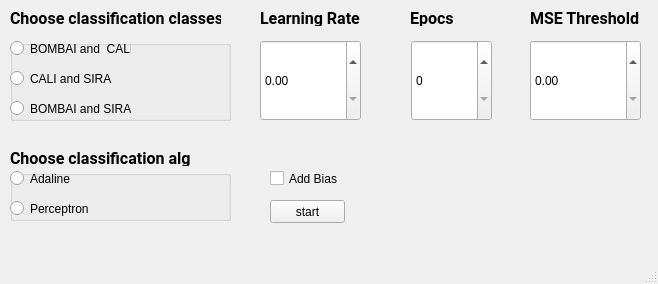
Before: the Qt Designer form code/gui.ui in Tperm-coder/NeuralProject, drawn with Qt 5.
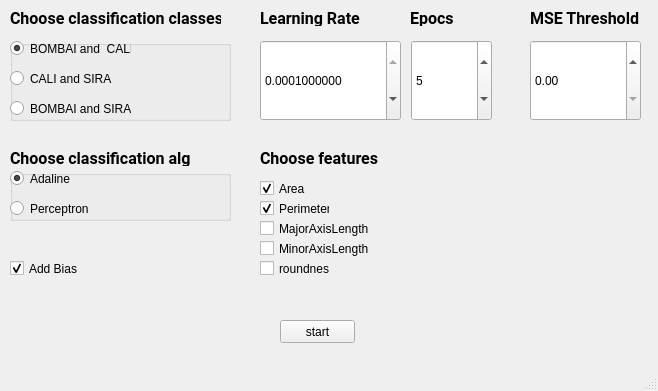
After: the same form once the commit is applied.

What changed in the file:
```diff
--- a/code/gui.ui
+++ b/code/gui.ui
@@ -7,7 +7,7 @@
     <x>0</x>
     <y>0</y>
     <width>658</width>
-    <height>284</height>
+    <height>391</height>
    </rect>
   </property>
   <property name="windowTitle">
@@ -59,6 +59,9 @@
      <property name="text">
       <string>BOMBAI and  CALI</string>
      </property>
+     <property name="checked">
+      <bool>true</bool>
+     </property>
     </widget>
     <widget class="QRadioButton" name="CSradioButton">
      <property name="geometry">
@@ -92,10 +95,25 @@
      <rect>
       <x>260</x>
       <y>40</y>
-      <width>101</width>
+      <width>141</width>
       <height>81</height>
      </rect>
     </property>
+    <property name="decimals">
+     <number>10</number>
+    </property>
+    <property name="minimum">
+     <double>-999999999.000000000000000</double>
+    </property>
+    <property name="maximum">
+     <double>0.000100000000000</double>
+    </property>
+    <property name="singleStep">
+     <double>0.000100000000000</double>
+    </property>
+    <property name="value">
+     <double>0.000100000000000</double>
+    </property>
    </widget>
    <widget class="QLabel" name="label_2">
     <property name="geometry">
@@ -148,6 +166,9 @@
       <height>81</height>
      </rect>
     </property>
+    <property name="value">
+     <number>5</number>
+    </property>
    </widget>
    <widget class="QLabel" name="label_4">
     <property name="geometry">
@@ -183,8 +204,8 @@
    <widget class="QCheckBox" name="addBiasCheckBox">
     <property name="geometry">
      <rect>
-      <x>270</x>
-      <y>170</y>
+      <x>10</x>
+      <y>260</y>
       <width>70</width>
       <height>17</height>
      </rect>
@@ -192,6 +213,9 @@
     <property name="text">
      <string>Add Bias</string>
     </property>
+    <property name="checked">
+     <bool>true</bool>
+    </property>
    </widget>
    <widget class="QGroupBox" name="algGroupBox">
     <property name="geometry">
@@ -217,6 +241,9 @@
      <property name="text">
       <string>Adaline</string>
      </property>
+     <property name="checked">
+      <bool>true</bool>
+     </property>
     </widget>
     <widget class="QRadioButton" name="perceptronRadioButton">
      <property name="geometry">
@@ -256,8 +283,8 @@
    <widget class="QPushButton" name="startButton">
     <property name="geometry">
      <rect>
-      <x>270</x>
-      <y>200</y>
+      <x>280</x>
+      <y>320</y>
       <width>75</width>
       <height>23</height>
      </rect>
@@ -266,6 +293,98 @@
      <string>start</string>
     </property>
    </widget>
+   <widget class="QLabel" name="label_6">
+    <property name="geometry">
+     <rect>
+      <x>260</x>
+      <y>150</y>
+      <width>211</width>
+      <height>16</height>
+     </rect>
+    </property>
+    <property name="font">
+     <font>
+      <family>Roboto</family>
+      <pointsize>12</pointsize>
+      <weight>75</weight>
+      <bold>true</bold>
+     </font>
+    </property>
+    <property name="text">
+     <string>Choose features</string>
+    </property>
+   </widget>
+   <widget class="QCheckBox" name="area">
+    <property name="geometry">
+     <rect>
+      <x>260</x>
+      <y>180</y>
+      <width>70</width>
+      <height>17</height>
+     </rect>
+    </property>
+    <property name="text">
+     <string>Area</string>
+    </property>
+    <property name="checked">
+     <bool>true</bool>
+    </property>
+   </widget>
+   <widget class="QCheckBox" name="major">
+    <property name="geometry">
+     <rect>
+      <x>260</x>
+      <y>220</y>
+      <width>121</width>
+      <height>17</height>
+     </rect>
+    </property>
+    <property name="text">
+     <string>MajorAxisLength</string>
+    </property>
+   </widget>
+   <widget class="QCheckBox" name="minor">
+    <property name="geometry">
+     <rect>
+      <x>260</x>
+      <y>240</y>
+      <width>111</width>
+      <height>17</height>
+     </rect>
+    </property>
+    <property name="text">
+     <string>MinorAxisLength</string>
+    </property>
+   </widget>
+   <widget class="QCheckBox" name="permeter">
+    <property name="geometry">
+     <rect>
+      <x>260</x>
+      <y>200</y>
+      <width>70</width>
+      <height>17</height>
+     </rect>
+    </property>
+    <property name="text">
+     <string>Perimeter</string>
+    </property>
+    <property name="checked">
+     <bool>true</bool>
+    </property>
+   </widget>
+   <widget class="QCheckBox" name="round">
+    <property name="geometry">
+     <rect>
+      <x>260</x>
+      <y>260</y>
+      <width>70</width>
+      <height>17</height>
+     </rect>
+    </property>
+    <property name="text">
+     <string>roundnes</string>
+    </property>
+   </widget>
   </widget>
   <widget class="QMenuBar" name="menubar">
    <property name="geometry">
```
